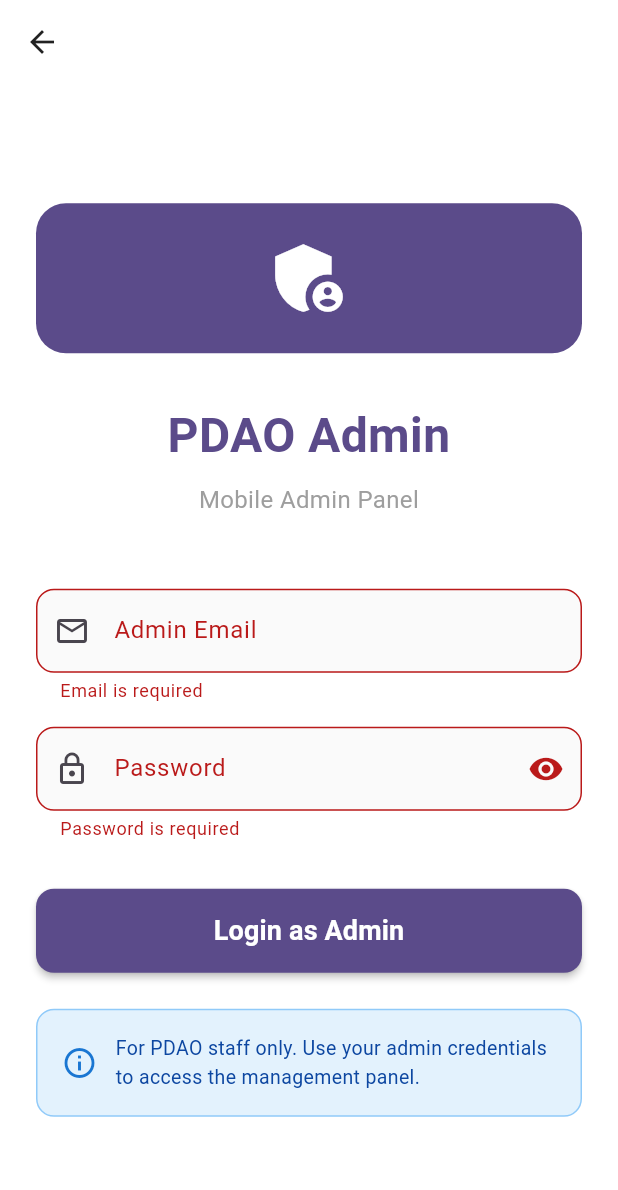
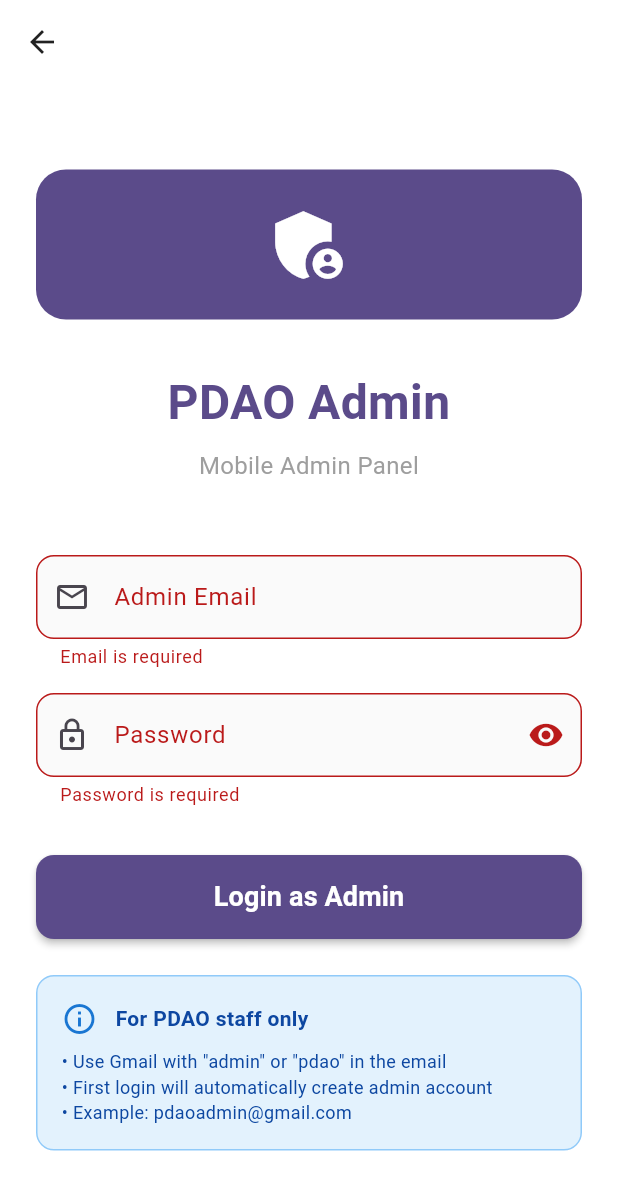
Before and after one commit to itsmerafferty/Safe-App-For-Deaf-And-Mute-Communtity, a Flutter app: the AdminLoginScreen screen opened directly, after a tap on "Login as Admin", on a phone screen of 412 x 824 dp. Shown: the top 1190 px of the screen. Run offline on Flutter 3.47's test engine with Material 3 defaults, Android fonts, the phone set to English and light mode, and no system bars; our stand-ins replace cloud_firestore, firebase_auth, firebase_core, firebase_storage, geocoding, geolocator and 3 more; accounts and stored records are empty.

Commit message:
Updated Firestore rules and admin login

```diff
--- a/lib/admin/admin_login_screen.dart
+++ b/lib/admin/admin_login_screen.dart
@@ -48,13 +48,68 @@ class _AdminLoginScreenState extends State<AdminLoginScreen> {
           .get();
 
       if (!adminDoc.exists) {
-        // Not an admin account
+        // Check if this is the first login - automatically create admin document
+        // This allows easy setup for first-time admin
+        final email = _emailController.text.trim().toLowerCase();
+
+        // Auto-create admin document for emails containing 'admin' or 'pdao'
+        if (email.contains('admin') || email.contains('pdao')) {
+          try {
+            await FirebaseFirestore.instance
+                .collection('admins')
+                .doc(credential.user!.uid)
+                .set({
+              'email': credential.user!.email,
+              'name': credential.user!.email?.split('@')[0] ?? 'Admin',
+              'role': 'admin',
+              'createdAt': FieldValue.serverTimestamp(),
+            });
+
+            // Show success message
+            if (mounted) {
+              ScaffoldMessenger.of(context).showSnackBar(
+                const SnackBar(
+                  content: Text('Admin account created successfully!'),
+                  backgroundColor: Colors.green,
+                ),
+              );
+            }
+
+            // Navigate to admin panel
+            if (mounted) {
+              Navigator.of(context).pushReplacement(
+                MaterialPageRoute(
+                  builder: (context) => const AdminMainScreen(),
+                ),
+              );
+            }
+            return;
+          } catch (createError) {
+            // Failed to create admin document
+            await FirebaseAuth.instance.signOut();
+            if (mounted) {
+              ScaffoldMessenger.of(context).showSnackBar(
+                SnackBar(
+                  content: Text('Failed to create admin account: ${createError.toString()}'),
+                  backgroundColor: Colors.red,
+                ),
+              );
+            }
+            setState(() {
+              _isLoading = false;
+            });
+            return;
+          }
+        }
+
+        // Not an admin email pattern
         await FirebaseAuth.instance.signOut();
         if (mounted) {
           ScaffoldMessenger.of(context).showSnackBar(
             const SnackBar(
-              content: Text('Access denied. This is not an admin account.'),
+              content: Text('Access denied. This is not an admin account.\n\nHint: Use an email with "admin" or "pdao" to create an admin account.'),
               backgroundColor: Colors.red,
+              duration: Duration(seconds: 5),
             ),
           );
         }
@@ -283,7 +338,10 @@ class _AdminLoginScreenState extends State<AdminLoginScreen> {
                       borderRadius: BorderRadius.circular(12),
                       border: Border.all(color: Colors.blue.shade200),
                     ),
-                    child: Row(
+                    child: Column(
+                      crossAxisAlignment: CrossAxisAlignment.start,
+                      children: [
+                        Row(
                           children: [
                             Icon(
                               Icons.info_outline,
@@ -292,11 +350,22 @@ class _AdminLoginScreenState extends State<AdminLoginScreen> {
                             const SizedBox(width: 12),
                             Expanded(
                               child: Text(
-                            'For PDAO staff only. Use your admin credentials to access the management panel.',
+                                'For PDAO staff only',
                                 style: TextStyle(
                                   color: Colors.blue.shade900,
-                              fontSize: 13,
+                                  fontSize: 14,
+                                  fontWeight: FontWeight.bold,
                                 ),
+                              ),
+                            ),
+                          ],
+                        ),
+                        const SizedBox(height: 8),
+                        Text(
+                          '• Use Gmail with "admin" or "pdao" in the email\n• First login will automatically create admin account\n• Example: pdaoadmin@gmail.com',
+                          style: TextStyle(
+                            color: Colors.blue.shade900,
+                            fontSize: 12,
                           ),
                         ),
                       ],
--- /dev/null
+++ b/lib/admin/create_admin_helper.dart
@@ -0,0 +1,51 @@
+import 'package:cloud_firestore/cloud_firestore.dart';
+import 'package:firebase_auth/firebase_auth.dart';
+
+/// One-time setup script to create admin account
+/// Run this once to set up your first admin
+Future<void> createAdminAccount({
+  required String email,
+  required String password,
+  required String name,
+}) async {
+  try {
+    print('Creating admin account...');
+
+    // 1. Create Firebase Auth user
+    final credential = await FirebaseAuth.instance.createUserWithEmailAndPassword(
+      email: email,
+      password: password,
+    );
+
+    final uid = credential.user!.uid;
+    print('Auth user created with UID: $uid');
+
+    // 2. Create admin document in Firestore
+    await FirebaseFirestore.instance.collection('admins').doc(uid).set({
+      'email': email,
+      'name': name,
+      'role': 'admin',
+      'createdAt': FieldValue.serverTimestamp(),
+    });
+
+    print('✅ Admin account created successfully!');
+    print('Email: $email');
+    print('UID: $uid');
+    print('You can now login with this account.');
+
+  } catch (e) {
+    print('❌ Error creating admin account: $e');
+  }
+}
+
+/// Example usage:
+/// Call this function once to create your first admin
+void main() async {
+  // Initialize Firebase first in your app
+  // Then call:
+  await createAdminAccount(
+    email: 'admin@gmail.com',
+    password: 'your-secure-password',
+    name: 'PDAO Administrator',
+  );
+}
```
Also changed, not shown: 1 other file. Lines whose indentation alone changed are shown as unchanged.
